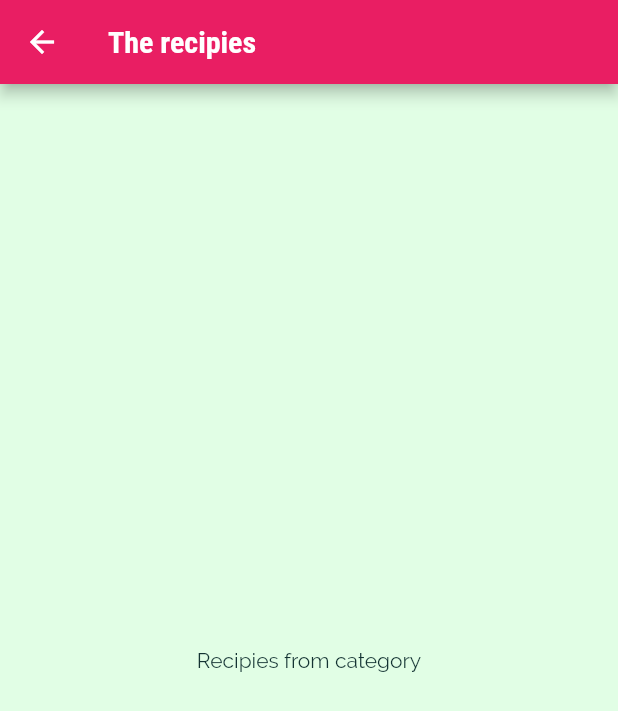
After one commit to Ryss-D/meals_app, a Flutter app: the screen it shows after launch, after a tap on "Italian", on a phone screen of 412 x 824 dp. The commit adds this screen. Shown: the top 711 px of the screen. Run offline on Flutter 3.47's test engine with Material 2 defaults, Android fonts, the phone set to English and light mode, and no system bars.

Commit message:
feat: added basic navigation into recipes from category

```diff
--- a/lib/category_item.dart
+++ b/lib/category_item.dart
@@ -1,4 +1,5 @@
 import 'package:flutter/material.dart';
+import 'package:meals/screens/category_meals_screen.dart';
 
 class CategoryItem extends StatelessWidget {
   final String title;
@@ -6,9 +7,25 @@ class CategoryItem extends StatelessWidget {
 
   CategoryItem({required this.title, required this.color});
 
+  void selecCategory(BuildContext context) {
+    // MaterialPageRoute allowus to managa animation and other things inerents to navigation
+    Navigator.of(context).push(
+      MaterialPageRoute(
+        builder: (_) {
+          return CategoryMealsScreen();
+        },
+      ),
+    );
+  }
+
   @override
   Widget build(BuildContext context) {
-    return Container(
+    // InkWell is like a gesture detector wich also offers a ripple effect (visual reaction)
+    return InkWell(
+      onTap: () => selecCategory(context),
+      splashColor: Theme.of(context).colorScheme.primary,
+      borderRadius: BorderRadius.circular(15),
+      child: Container(
         padding: const EdgeInsets.all(15),
         child: Text(
           title,
@@ -25,6 +42,7 @@ class CategoryItem extends StatelessWidget {
           ),
           borderRadius: BorderRadius.circular(15),
         ),
+      ),
     );
   }
 }
--- /dev/null
+++ b/lib/screens/category_meals_screen.dart
@@ -0,0 +1,15 @@
+import 'package:flutter/material.dart';
+
+class CategoryMealsScreen extends StatelessWidget {
+  @override
+  Widget build(BuildContext context) {
+    return Scaffold(
+      appBar: AppBar(
+        title: const Text('The recipies'),
+      ),
+      body: const Center(
+        child: Text('Recipies from category'),
+      ),
+    );
+  }
+}
```
Lines whose indentation alone changed are shown as unchanged.
